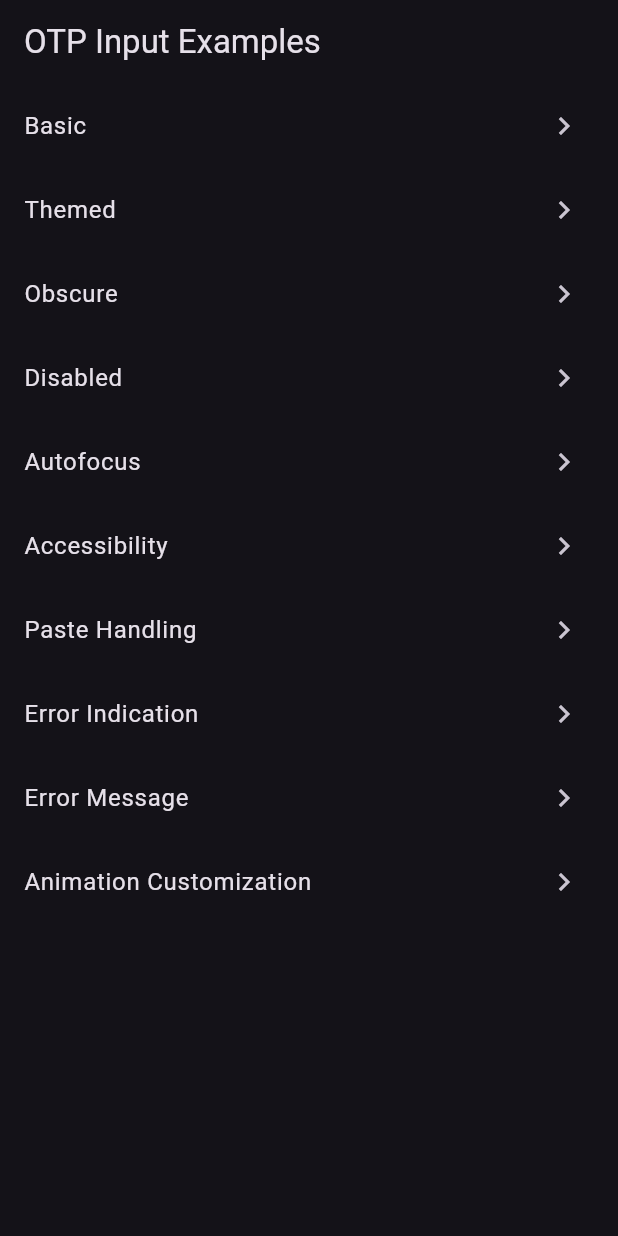
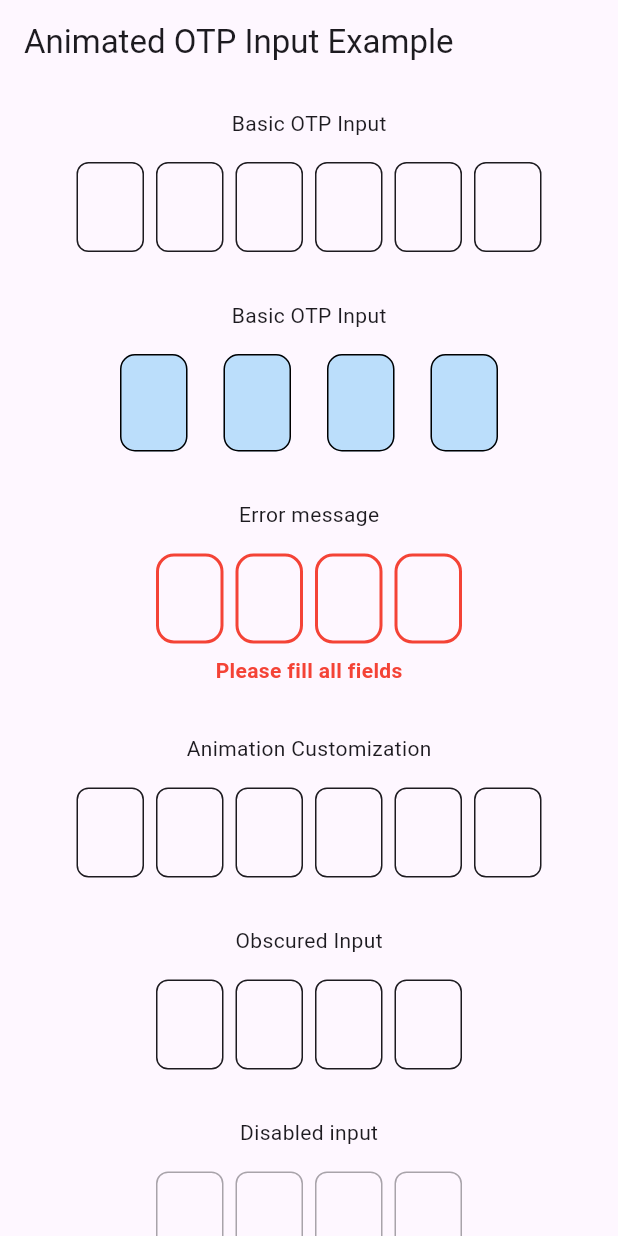
Before and after one commit to altwaireb/animated_otp_input, a Flutter app: the screen it shows after launch, on a phone screen of 412 x 824 dp. Run offline on Flutter 3.47's test engine with Material 3 defaults, Android fonts, the light colour scheme and no system bars.

```diff
--- a/example/lib/main.dart
+++ b/example/lib/main.dart
@@ -1,14 +1,5 @@
-import 'package:animated_otp_input_example/examples/accessibility_example.dart';
-import 'package:animated_otp_input_example/examples/animation_customization_example.dart';
-import 'package:animated_otp_input_example/examples/error_indication_example.dart';
-import 'package:animated_otp_input_example/examples/error_message_example.dart';
-import 'package:animated_otp_input_example/examples/paste_handling_example.dart';
 import 'package:flutter/material.dart';
-import 'examples/basic_example.dart';
-import 'examples/themed_example.dart';
-import 'examples/obscure_example.dart';
-import 'examples/disabled_example.dart';
-import 'examples/autofocus_example.dart';
+import 'package:animated_otp_input/animated_otp_input.dart';
 
 void main() {
   runApp(const ExampleApp());
@@ -23,7 +14,7 @@ class ExampleApp extends StatelessWidget {
       title: 'Animated OTP Input Examples',
       theme: ThemeData(useMaterial3: true, brightness: Brightness.light),
       darkTheme: ThemeData(useMaterial3: true, brightness: Brightness.dark),
-      themeMode: ThemeMode.dark,
+      themeMode: ThemeMode.light,
       home: const ExampleMenu(),
     );
   }
@@ -34,43 +25,164 @@ class ExampleMenu extends StatelessWidget {
 
   @override
   Widget build(BuildContext context) {
-    return Scaffold(
-      appBar: AppBar(title: const Text('OTP Input Examples')),
-      body: ListView(
-        children: const [
-          _ExampleTile(title: 'Basic', child: BasicExample()),
-          _ExampleTile(title: 'Themed', child: ThemedExample()),
-          _ExampleTile(title: 'Obscure', child: ObscureExample()),
-          _ExampleTile(title: 'Disabled', child: DisabledExample()),
-          _ExampleTile(title: 'Autofocus', child: AutofocusExample()),
-          _ExampleTile(title: 'Accessibility', child: AccessibilityExample()),
-          _ExampleTile(title: 'Paste Handling', child: PasteHandlingExample()),
-          _ExampleTile(
-              title: 'Error Indication', child: ErrorIndicationExample()),
-          _ExampleTile(title: 'Error Message', child: ErrorMessageExample()),
-          _ExampleTile(
-              title: 'Animation Customization',
-              child: AnimationCustomizationExample()),
-        ],
+    return GestureDetector(
+      onTap: () {
+        FocusManager.instance.primaryFocus?.unfocus();
+      },
+      child: Scaffold(
+        appBar: AppBar(title: const Text('Animated OTP Input Example')),
+        body: SafeArea(
+          child: SingleChildScrollView(
+            padding: const EdgeInsets.all(16),
+            child: Column(
+              crossAxisAlignment: CrossAxisAlignment.start,
+              children: [
+                Center(
+                  child: Text(
+                    'Basic OTP Input',
+                    style: Theme.of(context).textTheme.bodyMedium,
+                  ),
+                ),
+                const SizedBox(height: 16),
+                // Basic usage
+                AnimatedOtpInput(
+                  length: 6,
+                  onChanged: (otp) {
+                    debugPrint('Entered OTP: $otp');
+                  },
+                ),
+                const SizedBox(height: 32),
+                Center(
+                  child: Text(
+                    'Basic OTP Input',
+                    style: Theme.of(context).textTheme.bodyMedium,
+                  ),
+                ),
+                const SizedBox(height: 16),
+                AnimatedOtpInput(
+                  length: 4,
+                  fieldSpacing: 12,
+                  theme: OtpInputTheme(
+                    border: OutlineInputBorder(
+                        borderRadius: BorderRadius.circular(10)),
+                    focusedBorder: OutlineInputBorder(
+                        borderSide:
+                            BorderSide(color: Colors.blue.shade700, width: 2),
+                        borderRadius: BorderRadius.circular(100)),
+                    fillColor: Colors.blue.shade100,
+                    textStyle:
+                        const TextStyle(fontSize: 22, color: Colors.black87),
+                  ),
+                  onChanged: (otp) => debugPrint('OTP: $otp'),
+                ),
+                const SizedBox(height: 32),
+                Center(
+                  child: Text(
+                    'Error message',
+                    style: Theme.of(context).textTheme.bodyMedium,
+                  ),
+                ),
+                const SizedBox(height: 16),
+                // Error message example
+                AnimatedOtpInput(
+                  length: 4,
+                  errorMessage: 'Please fill all fields',
+                  theme: const OtpInputTheme(
+                    errorBorder: OutlineInputBorder(
+                      borderSide: BorderSide(color: Colors.red, width: 2),
+                      borderRadius: BorderRadius.all(Radius.circular(12)),
+                    ),
+                    errorMessageStyle: TextStyle(
+                      color: Colors.red,
+                      fontWeight: FontWeight.bold,
+                      fontSize: 14,
+                    ),
+                  ),
+                  onChanged: (otp) {},
+                ),
+                const SizedBox(height: 32),
+                Center(
+                  child: Text(
+                    'Animation Customization',
+                    style: Theme.of(context).textTheme.bodyMedium,
+                  ),
+                ),
+                const SizedBox(height: 16),
+                AnimatedOtpInput(
+                  length: 6,
+                  theme: const OtpInputTheme(
+                    focusedScale: 1.2,
+                    animationDuration: Duration(milliseconds: 400),
+                    animationCurve: Curves.elasticOut,
+                  ),
+                  onChanged: (otp) {},
+                ),
+                const SizedBox(height: 32),
+                Center(
+                  child: Text(
+                    'Obscured Input',
+                    style: Theme.of(context).textTheme.bodyMedium,
+                  ),
+                ),
+                const SizedBox(height: 16),
+                // Obscured input example
+                AnimatedOtpInput(
+                  length: 4,
+                  obscureText: true,
+                  obscureCharacter: '*',
+                  onChanged: (otp) {},
+                ),
+                const SizedBox(height: 32),
+                Center(
+                  child: Text(
+                    'Disabled input',
+                    style: Theme.of(context).textTheme.bodyMedium,
+                  ),
+                ),
+                const SizedBox(height: 16),
+                // Disabled input example
+                AnimatedOtpInput(
+                  length: 4,
+                  enabled: false,
+                  onChanged: (otp) {},
+                ),
+                const SizedBox(height: 32),
+                Center(
+                  child: Text(
+                    'Accessibility customization',
+                    style: Theme.of(context).textTheme.bodyMedium,
+                  ),
+                ),
+                const SizedBox(height: 16),
+                // Accessibility customization
+                AnimatedOtpInput(
+                  length: 4,
+                  semanticsLabel: 'Verification digit',
+                  semanticsHint: 'Enter the digit for verification',
+                  onChanged: (otp) {},
+                ),
+                const SizedBox(height: 32),
+                Center(
+                  child: Text(
+                    'Haptic feedback customization',
+                    style: Theme.of(context).textTheme.bodyMedium,
+                  ),
+                ),
+                const SizedBox(height: 16),
+                // Haptic feedback customization
+                AnimatedOtpInput(
+                  length: 4,
+                  enableSuccessHaptic: true,
+                  enableErrorHaptic: true,
+                  successHapticFeedback: OtpHapticType.medium,
+                  errorHapticFeedback: OtpHapticType.vibrate,
+                  onChanged: (otp) {},
+                ),
+              ],
+            ),
+          ),
+        ),
       ),
     );
   }
 }
-
-class _ExampleTile extends StatelessWidget {
-  final String title;
-  final Widget child;
-  const _ExampleTile({required this.title, required this.child});
-
-  @override
-  Widget build(BuildContext context) {
-    return ListTile(
-      title: Text(title),
-      trailing: const Icon(Icons.chevron_right),
-      onTap: () => Navigator.push(
-        context,
-        MaterialPageRoute(builder: (_) => child),
-      ),
-    );
-  }
-}
--- a/lib/src/animated_otp_input_widget.dart
+++ b/lib/src/animated_otp_input_widget.dart
@@ -392,14 +392,16 @@ class _AnimatedOtpInputState extends State<AnimatedOtpInput>
                                 ),
                               ),
                           enabledBorder: fieldErrors[i]
-                              ? OutlineInputBorder(
-                                  borderRadius: widget.theme.borderRadius ??
-                                      BorderRadius.circular(8),
-                                  borderSide: BorderSide(
-                                    color: Theme.of(context).colorScheme.error,
-                                    width: widget.theme.borderSideWidth,
-                                  ),
-                                )
+                              ? (widget.theme.errorBorder ??
+                                  OutlineInputBorder(
+                                    borderRadius: widget.theme.borderRadius ??
+                                        BorderRadius.circular(8),
+                                    borderSide: BorderSide(
+                                      width: widget.theme.borderSideWidth,
+                                      color:
+                                          Theme.of(context).colorScheme.error,
+                                    ),
+                                  ))
                               : widget.theme.border ??
                                   OutlineInputBorder(
                                     borderRadius: widget.theme.borderRadius ??
--- a/pubspec.yaml
+++ b/pubspec.yaml
@@ -1,6 +1,6 @@
 name: animated_otp_input
 description: A customizable, animated, and accessible OTP input widget for Flutter with advanced theming, error handling, and paste detection.
-version: 1.0.4
+version: 1.0.5
 homepage: https://github.com/altwaireb/animated_otp_input
 repository: https://github.com/altwaireb/animated_otp_input
 issue_tracker: https://github.com/altwaireb/animated_otp_input/issues
```
Also changed, not shown: example/example.dart (deleted, +0 -76 lines), 3 other files.
